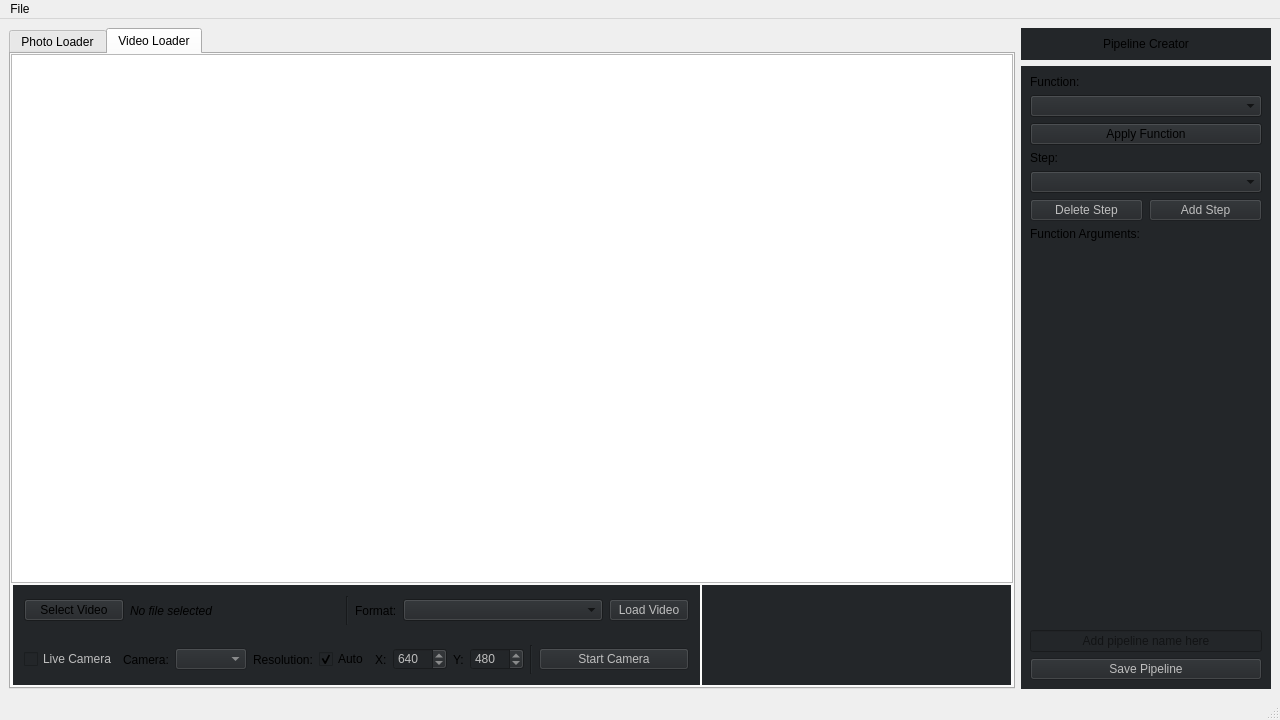
Old version of the form qtobjectdetector.ui in the repository feugen/QtObjectDetector.
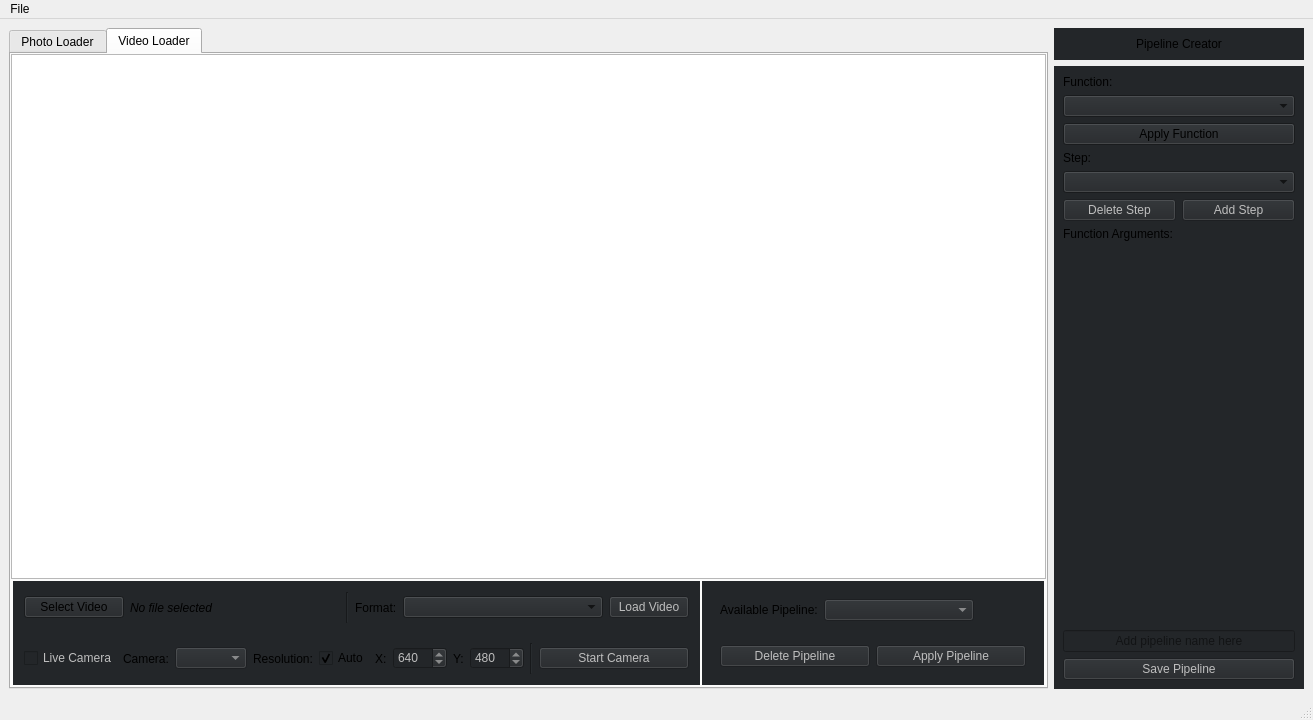
New version of the form. The open tabs and pages were chosen to show the change.

Commit message: Added a pipeline selector for video

Patch:
```diff
--- a/qtobjectdetector.ui
+++ b/qtobjectdetector.ui
@@ -958,6 +958,32 @@
                 <item>
                  <widget class="QWidget" name="widget_13" native="true">
                   <layout class="QHBoxLayout" name="horizontalLayout_7">
+                   <item>
+                    <widget class="QLabel" name="label_14">
+                     <property name="text">
+                      <string>Available Pipeline:</string>
+                     </property>
+                    </widget>
+                   </item>
+                   <item>
+                    <widget class="QComboBox" name="comboBox_PipelineNameSelectorVideo">
+                     <property name="enabled">
+                      <bool>false</bool>
+                     </property>
+                     <property name="sizePolicy">
+                      <sizepolicy hsizetype="Minimum" vsizetype="Fixed">
+                       <horstretch>0</horstretch>
+                       <verstretch>0</verstretch>
+                      </sizepolicy>
+                     </property>
+                     <property name="minimumSize">
+                      <size>
+                       <width>150</width>
+                       <height>0</height>
+                      </size>
+                     </property>
+                    </widget>
+                   </item>
                    <item>
                     <spacer name="horizontalSpacer">
                      <property name="orientation">
@@ -977,6 +1003,38 @@
                 <item>
                  <widget class="QWidget" name="widget_14" native="true">
                   <layout class="QHBoxLayout" name="horizontalLayout_8">
+                   <item>
+                    <widget class="QPushButton" name="pushButton_DeletePipelineVideo">
+                     <property name="enabled">
+                      <bool>false</bool>
+                     </property>
+                     <property name="minimumSize">
+                      <size>
+                       <width>150</width>
+                       <height>0</height>
+                      </size>
+                     </property>
+                     <property name="text">
+                      <string>Delete Pipeline</string>
+                     </property>
+                    </widget>
+                   </item>
+                   <item>
+                    <widget class="QPushButton" name="pushButton_ApplyPipelineVideo">
+                     <property name="enabled">
+                      <bool>false</bool>
+                     </property>
+                     <property name="minimumSize">
+                      <size>
+                       <width>150</width>
+                       <height>0</height>
+                      </size>
+                     </property>
+                     <property name="text">
+                      <string>Apply Pipeline</string>
+                     </property>
+                    </widget>
+                   </item>
                    <item>
                     <spacer name="horizontalSpacer_2">
                      <property name="orientation">
```
Left out of the diff: 4 changed lines with no effect on the pictures. The commit also changes 2 other files.
